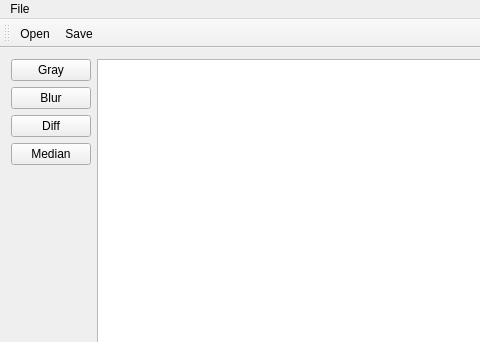
cstath/PPM-Filters, file GUI/mainwindow.ui: the form before one commit; both pictures show x 0 to 480 and y 0 to 342 of the 808 by 423 pixel window.
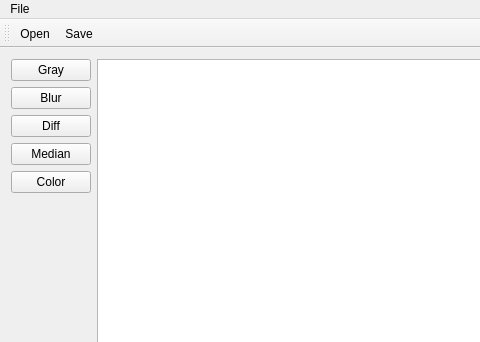
The form after the commit.

Commit message: Added a color filter. Multiplies each color channel with a separate scale factor. Using a dialog box for entering the scale factors.

Diff of the .ui file:
```diff
--- a/GUI/mainwindow.ui
+++ b/GUI/mainwindow.ui
@@ -48,6 +48,13 @@
         </property>
        </widget>
       </item>
+      <item>
+       <widget class="QPushButton" name="pushButton_Color">
+        <property name="text">
+         <string>Color</string>
+        </property>
+       </widget>
+      </item>
       <item>
        <spacer name="verticalSpacer">
         <property name="orientation">
```
The commit also changes 13 other files.
